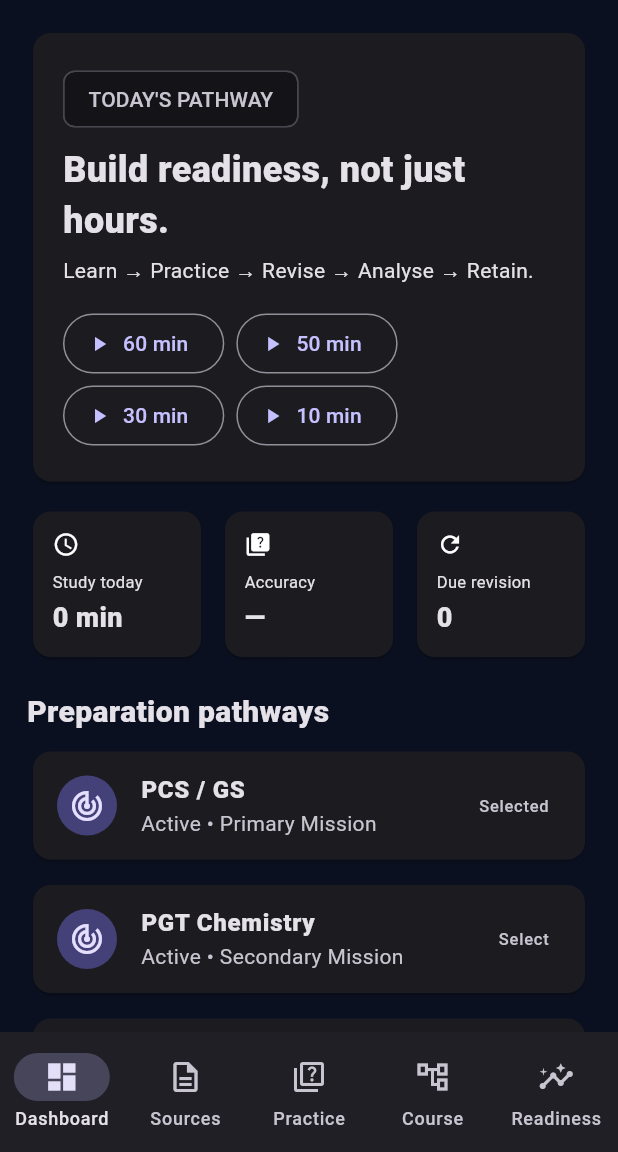
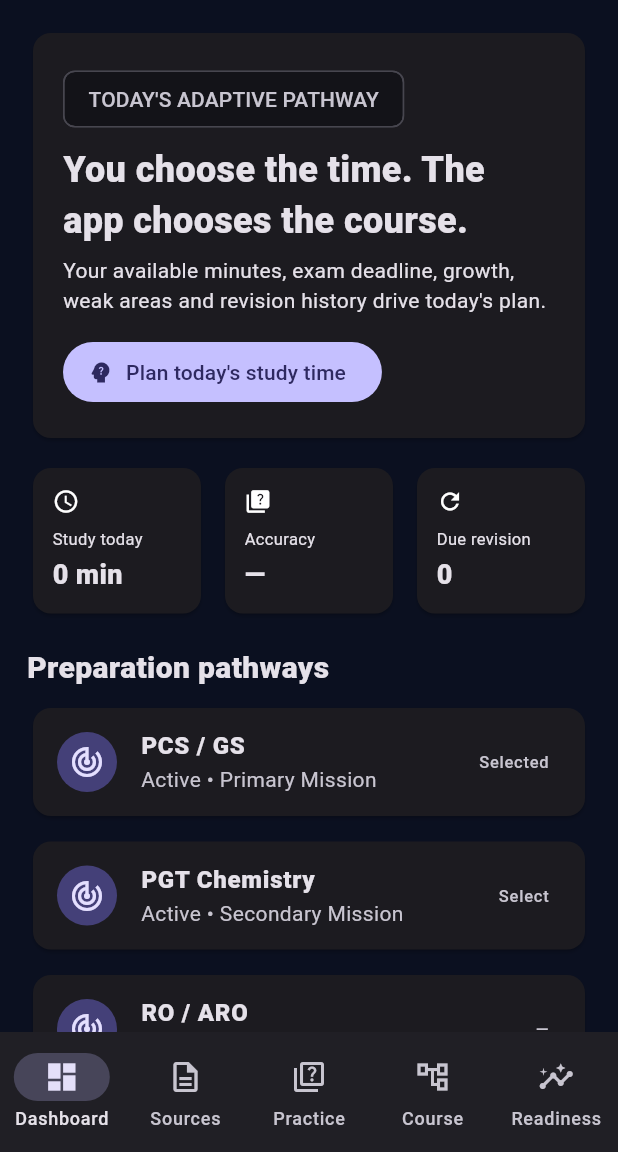
Before and after one commit to stenogpk/potential_pathway, a Flutter app: the screen it shows after launch, on a phone screen of 412 x 824 dp, the part 84-1236 px from its top. Run offline on Flutter 3.47's test engine with Material 3 defaults, Android fonts, the phone set to English and light mode, and no system bars; our stand-ins replace file_picker, shared_preferences; missing offline and left inert: syncfusion_flutter_pdf.

Commit message:
Implement deadline-driven adaptive study time flow

```diff
--- a/lib/main.dart
+++ b/lib/main.dart
@@ -9,6 +9,7 @@ import 'package:flutter/material.dart';
 import 'services/source_service.dart';
 import 'study_store.dart';
 import 'ai_service.dart';
+import 'adaptive_engine.dart';
 
 const missions = <Map<String, Object>>[
   {'id':'pcs','title':'PCS / GS','subtitle':'Primary Mission','active':true,'minutes':50},
@@ -186,13 +187,13 @@ class Dashboard extends StatelessWidget {
       padding:const EdgeInsets.all(18),
       children:[
         Card(child:Padding(padding:const EdgeInsets.all(20),child:Column(crossAxisAlignment:CrossAxisAlignment.start,children:[
-          const Chip(label:Text("TODAY'S PATHWAY")),
+          const Chip(label:Text("TODAY'S ADAPTIVE PATHWAY")),
           const SizedBox(height:6),
-          const Text('Build readiness, not just hours.',style:TextStyle(fontSize:24,fontWeight:FontWeight.w800)),
+          const Text('You choose the time. The app chooses the course.',style:TextStyle(fontSize:24,fontWeight:FontWeight.w800)),
           const SizedBox(height:6),
-          const Text('Learn → Practice → Revise → Analyse → Retain.'),
+          const Text('Your available minutes, exam deadline, growth, weak areas and revision history drive today\'s plan.'),
           const SizedBox(height:14),
-          Wrap(spacing:8,children:[60,50,30,10].map((m)=>OutlinedButton.icon(onPressed:()=>startSession(context,store,missionId,m),icon:const Icon(Icons.play_arrow,size:16),label:Text(m.toString()+' min'))).toList()),
+          FilledButton.icon(onPressed:()=>startAdaptiveSession(context,store,missionId),icon:const Icon(Icons.psychology_alt),label:const Text("Plan today's study time")),
         ]))),
         const SizedBox(height:12),
         Row(children:[
@@ -215,18 +216,7 @@ class Dashboard extends StatelessWidget {
             onTap:m['active']==true?()=>onMission(m['id'].toString()):null,
           )),
         ),
-        Card(child:Padding(padding:const EdgeInsets.all(16),child:Column(crossAxisAlignment:CrossAxisAlignment.start,children:[
-          Text('NEXT STUDY BLOCK • '+mission(missionId)['title'].toString(),style:TextStyle(fontSize:11,color:Theme.of(context).colorScheme.primary,fontWeight:FontWeight.w800)),
-          const SizedBox(height:8),
-          const Text('Adaptive plan',style:TextStyle(fontSize:18,fontWeight:FontWeight.w800)),
-          const SizedBox(height:4),
-          Text(sources.toString()+' source(s) • '+chunks.toString()+' indexed evidence chunk(s)'),
-          const SizedBox(height:10),
-          if(due>0) const ListTile(contentPadding:EdgeInsets.zero,leading:CircleAvatar(child:Text('1')),title:Text('Due revision — 15 min')),
-          if(chunks>0) const ListTile(contentPadding:EdgeInsets.zero,leading:CircleAvatar(child:Text('2')),title:Text('Source recall — 15 min')),
-          const ListTile(contentPadding:EdgeInsets.zero,leading:CircleAvatar(child:Text('3')),title:Text('Adaptive MCQ practice — 15 min')),
-          const ListTile(contentPadding:EdgeInsets.zero,leading:CircleAvatar(child:Text('4')),title:Text('Weak-topic re-test — 5 min')),
-        ]))),
+        AdaptivePreview(store:store,missionId:missionId,sources:sources,chunks:chunks,due:due),
       ],
     );
   }
@@ -239,6 +229,65 @@ class Metric extends StatelessWidget {
 }
 
 Future<void> startSession(BuildContext context,StudyStore store,String missionId,int minutes)=>showDialog(context:context,builder:(_)=>SessionDialog(store:store,missionId:missionId,minutes:minutes));
+
+Future<void> startAdaptiveSession(BuildContext context,StudyStore store,String missionId) async {
+  final result=await showDialog<int>(context:context,builder:(_)=>const TimeChoiceDialog());
+  if(result==null||result<=0)return;
+  final raw=mission(missionId)['examDate'];
+  final exam=raw==null?null:DateTime.tryParse(raw.toString());
+  final plan=AdaptiveEngine.build(state:store.state,missionId:missionId,availableMinutes:result,examDate:exam);
+  if(!context.mounted)return;
+  await showDialog(context:context,builder:(_)=>AdaptivePlanDialog(store:store,missionId:missionId,plan:plan));
+}
+
+class TimeChoiceDialog extends StatelessWidget {
+  const TimeChoiceDialog({super.key});
+  @override Widget build(BuildContext context)=>AlertDialog(
+    title:const Text('आज आपके पास कितना समय है?'),
+    content:Wrap(spacing:8,runSpacing:8,children:[10,15,20,30,45,60].map((m)=>ChoiceChip(label:Text(m.toString()+' min'),selected:false,onSelected:(_)=>Navigator.pop(context,m))).toList()),
+    actions:[TextButton(onPressed:()=>Navigator.pop(context),child:const Text('Cancel'))],
+  );
+}
+
+class AdaptivePreview extends StatelessWidget {
+  final StudyStore store; final String missionId; final int sources,chunks,due;
+  const AdaptivePreview({super.key,required this.store,required this.missionId,required this.sources,required this.chunks,required this.due});
+  @override Widget build(BuildContext context){
+    final raw=mission(missionId)['examDate'];
+    final exam=raw==null?null:DateTime.tryParse(raw.toString());
+    final plan=AdaptiveEngine.build(state:store.state,missionId:missionId,availableMinutes:30,examDate:exam);
+    return Card(child:Padding(padding:const EdgeInsets.all(16),child:Column(crossAxisAlignment:CrossAxisAlignment.start,children:[
+      Text('NEXT STUDY BLOCK • '+mission(missionId)['title'].toString(),style:TextStyle(fontSize:11,color:Theme.of(context).colorScheme.primary,fontWeight:FontWeight.w800)),
+      const SizedBox(height:8),
+      const Text('Adaptive engine',style:TextStyle(fontSize:18,fontWeight:FontWeight.w800)),
+      const SizedBox(height:4),
+      Text(plan.remainingDays>0?plan.remainingDays.toString()+' days remaining • '+plan.remainingTopics.toString()+' topics remaining':'Exam deadline not set for this mission'),
+      Text(sources.toString()+' source(s) • '+chunks.toString()+' indexed evidence chunk(s) • '+due.toString()+' revision(s) due'),
+      const SizedBox(height:8),Text(plan.message),
+      const SizedBox(height:8),
+      for(final b in plan.blocks)ListTile(contentPadding:EdgeInsets.zero,dense:true,leading:Icon(b.icon),title:Text(b.title),trailing:Text(b.minutes.toString()+' min')),
+      const SizedBox(height:4),
+      const Text('Preview uses 30 minutes. Starting a session asks your actual available time and recalculates the plan.'),
+    ])));
+  }
+}
+
+class AdaptivePlanDialog extends StatelessWidget {
+  final StudyStore store; final String missionId; final AdaptivePlan plan;
+  const AdaptivePlanDialog({super.key,required this.store,required this.missionId,required this.plan});
+  @override Widget build(BuildContext context)=>AlertDialog(
+    title:const Text('आज का रास्ता तैयार है'),
+    content:SizedBox(width:500,child:SingleChildScrollView(child:Column(crossAxisAlignment:CrossAxisAlignment.start,children:[
+      Text(plan.availableMinutes.toString()+' min available',style:const TextStyle(fontSize:18,fontWeight:FontWeight.w800)),
+      if(plan.remainingDays>0)Text(plan.remainingDays.toString()+' days remaining • '+plan.remainingTopics.toString()+' topics remaining'),
+      const SizedBox(height:8),Text(plan.message),
+      const SizedBox(height:10),
+      for(final b in plan.blocks)ListTile(contentPadding:EdgeInsets.zero,leading:Icon(b.icon),title:Text(b.title),trailing:Text(b.minutes.toString()+' min')),
+    ]))),
+    actions:[TextButton(onPressed:()=>Navigator.pop(context),child:const Text('Close')),FilledButton(onPressed:(){Navigator.pop(context);startSession(context,store,missionId,plan.availableMinutes);},child:const Text('Start now'))],
+  );
+}
+
 
 class SessionDialog extends StatefulWidget{
   final StudyStore store; final String missionId; final int minutes;
```
